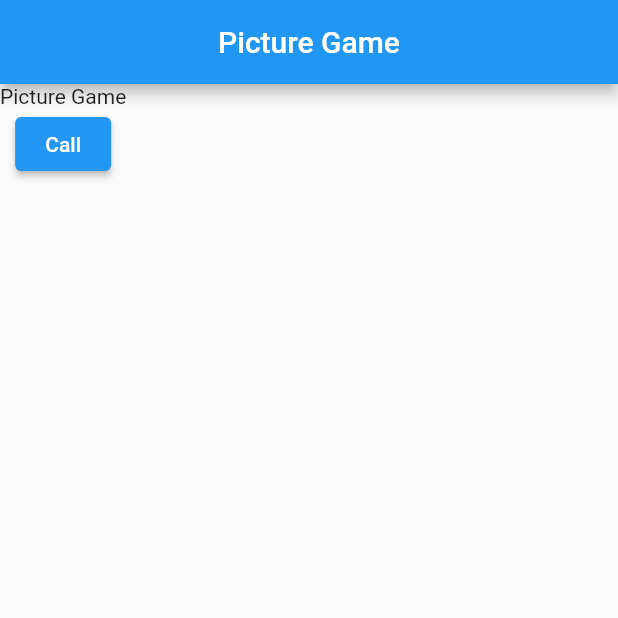
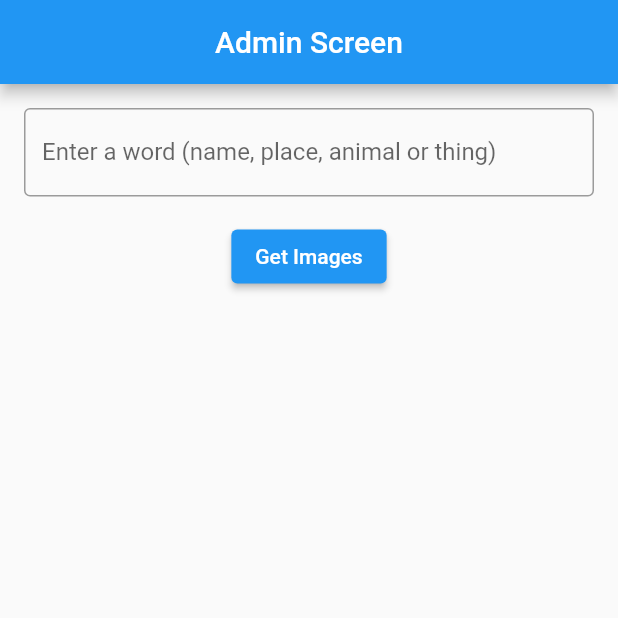
Before and after one commit to ChiragKr04/picture-game, a Flutter app: the screen it shows after launch, on a phone screen of 412 x 824 dp, the top half of it. Run offline on Flutter 3.47's test engine with Material 2 defaults, Android fonts, the phone set to English and light mode, and no system bars; our stand-ins replace flutter_riverpod, responsive_sizer.

Commit message:
added multi pic selection

```diff
--- a/lib/main.dart
+++ b/lib/main.dart
@@ -1,7 +1,6 @@
 import 'package:flutter/material.dart';
 import 'package:flutter_riverpod/flutter_riverpod.dart';
-import 'package:picture_game/constants/constant_utility.dart';
-import 'package:picture_game/providers/global_providers.dart';
+import 'package:picture_game/screens/AdminScreen/admin_screen.dart';
 import 'package:responsive_sizer/responsive_sizer.dart';
 
 void main() {
@@ -17,80 +16,17 @@ class MyApp extends StatelessWidget {
 
   @override
   Widget build(BuildContext context) {
-    return ResponsiveSizer(builder: (context, _, __) {
+    return ResponsiveSizer(
+      builder: (context, _, __) {
         return MaterialApp(
           debugShowCheckedModeBanner: false,
           title: 'Picture Game',
           theme: ThemeData(
             primarySwatch: Colors.blue,
           ),
-        home: const HomePage(),
-      );
-    });
-  }
-}
-
-class HomePage extends ConsumerWidget {
-  const HomePage({Key? key}) : super(key: key);
-
-  @override
-  Widget build(BuildContext context, WidgetRef ref) {
-    var pictureData = ref.watch(pictureDataProvider).pictureData;
-    return Scaffold(
-      appBar: AppBar(
-        title: const Text("Picture Game"),
-        centerTitle: true,
-      ),
-      body: Column(
-        children: [
-          const Text("Picture Game"),
-          ElevatedButton(
-            child: const Text("Call"),
-            onPressed: () {
-              ref.read(pictureDataProvider).getSearchedWordData(
-                    word: "dog",
+          home: const AdminScreen(),
         );
       },
-          ),
-          pictureData.results.isEmpty
-              ? const Offstage()
-              : Expanded(
-                  child: SizedBox(
-                    width: 50.w,
-                    height: 80.h,
-                    child: GridView.builder(
-                      gridDelegate:
-                          const SliverGridDelegateWithFixedCrossAxisCount(
-                        crossAxisCount: 2,
-                        childAspectRatio: 1.2,
-                      ),
-                      itemCount: 4,
-                      itemBuilder: (context, index) {
-                        return Padding(
-                          padding: const EdgeInsets.all(16.0),
-                          child: Material(
-                            elevation: 10,
-                            shadowColor: ConstantUtility.fromHexToColor(
-                              hexCode: pictureData.results[index].color,
-                            ),
-                            borderRadius: BorderRadius.circular(20),
-                            child: ClipRRect(
-                              borderRadius: BorderRadius.circular(20),
-                              child: Image.network(
-                                pictureData.results[index].urls.raw,
-                                height: 5.h,
-                                width: 5.h,
-                                fit: BoxFit.fill,
-                              ),
-                            ),
-                          ),
-                        );
-                      },
-                    ),
-                  ),
-                ),
-        ],
-      ),
     );
   }
 }
--- /dev/null
+++ b/lib/screens/AdminScreen/admin_screen.dart
@@ -0,0 +1,81 @@
+import 'package:flutter/material.dart';
+import 'package:flutter_riverpod/flutter_riverpod.dart';
+import 'package:picture_game/providers/global_providers.dart';
+
+import '../../widgets/image_grid_view.dart';
+
+class AdminScreen extends ConsumerStatefulWidget {
+  const AdminScreen({Key? key}) : super(key: key);
+
+  @override
+  ConsumerState<ConsumerStatefulWidget> createState() => _AdminScreenState();
+}
+
+class _AdminScreenState extends ConsumerState<AdminScreen> {
+  TextEditingController controller = TextEditingController();
+  @override
+  Widget build(BuildContext context) {
+    var picturePvdReader = ref.read(pictureDataProvider);
+    var picturePvgWatcher = ref.watch(pictureDataProvider);
+    var pictureData = picturePvgWatcher.pictureData;
+    return Scaffold(
+      appBar: AppBar(
+        title: const Text("Admin Screen"),
+        centerTitle: true,
+      ),
+      floatingActionButton:
+          ref.watch(pictureDataProvider).selectedPictures.length == 4
+              ? FloatingActionButton.extended(
+                  onPressed: () {
+                    /// TODO: Send selected picture data to firebase
+                  },
+                  label: Row(
+                    mainAxisAlignment: MainAxisAlignment.spaceBetween,
+                    children: const [
+                      Text(
+                        "Send to Firebase",
+                      ),
+                      Padding(
+                        padding: EdgeInsets.only(left: 8.0),
+                        child: Icon(
+                          Icons.send,
+                        ),
+                      ),
+                    ],
+                  ),
+                )
+              : null,
+      body: Column(
+        children: [
+          Padding(
+            padding: const EdgeInsets.all(16.0),
+            child: TextField(
+              controller: controller,
+              decoration: const InputDecoration(
+                labelText: "Enter a word (name, place, animal or thing)",
+                border: OutlineInputBorder(),
+              ),
+            ),
+          ),
+          ElevatedButton(
+            onPressed: () {
+              picturePvdReader.getSearchedWordData(
+                word: controller.text.trim(),
+              );
+            },
+            child: const Text("Get Images"),
+          ),
+          picturePvgWatcher.isLoading
+              ? const Center(
+                  child: CircularProgressIndicator(),
+                )
+              : pictureData.results.isEmpty
+                  ? const Offstage()
+                  : ImageGridView(
+                      pictureData: pictureData,
+                    ),
+        ],
+      ),
+    );
+  }
+}
```
Also changed, not shown: lib/models/picture_model.dart (+44 -1 lines), lib/providers/picture_data_provider.dart (+36 -0 lines), lib/widgets/image_grid_view.dart (added, +122 -0 lines). Lines whose indentation alone changed are shown as unchanged.
